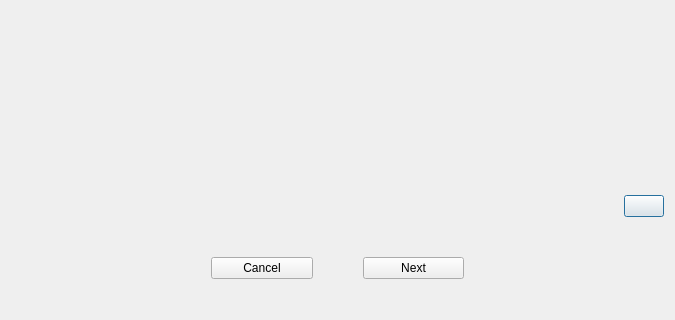
First picture: the form in src/qt/forms/2faqrdialog.ui, repository TheArcadiaGroup/DAPS, before the edit; both pictures show x 0 to 675 and y 194 to 514 of the 675 by 514 pixel window.
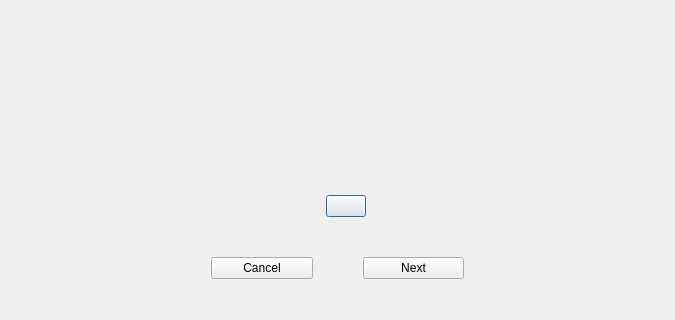
Second picture: the form after the edit. Icons and pictures are not drawn. Custom widgets are drawn as their Qt base class.

Commit message: DAPS-942 copy only secret key for 2fa

Diff of the .ui file:
```diff
--- a/src/qt/forms/2faqrdialog.ui
+++ b/src/qt/forms/2faqrdialog.ui
@@ -71,10 +71,13 @@
     </widget>
    </item>
    <item>
-    <layout class="QHBoxLayout" name="horizontalLayout_2" stretch="1,0">
+    <layout class="QHBoxLayout" name="horizontalLayout_2">
      <property name="bottomMargin">
       <number>30</number>
      </property>
+     <property name="alignment">
+      <set>Qt::AlignCenter</set>
+     </property>
      <item>
       <widget class="QLabel" name="lblURI">
        <property name="text">
```
The commit also changes 1 other file.
